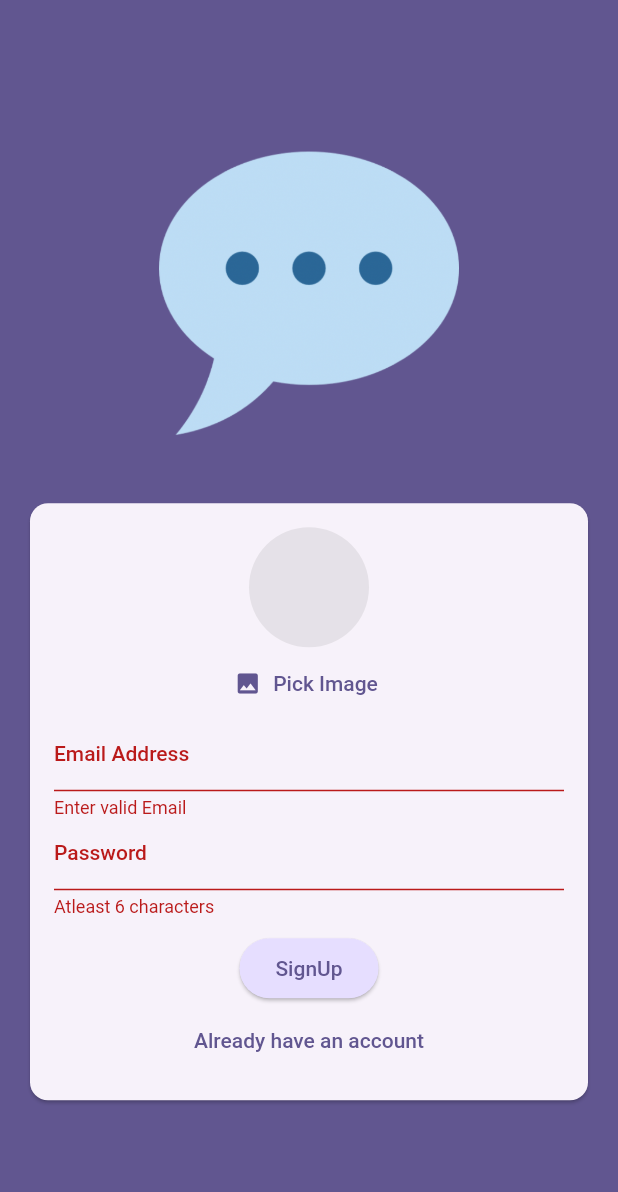
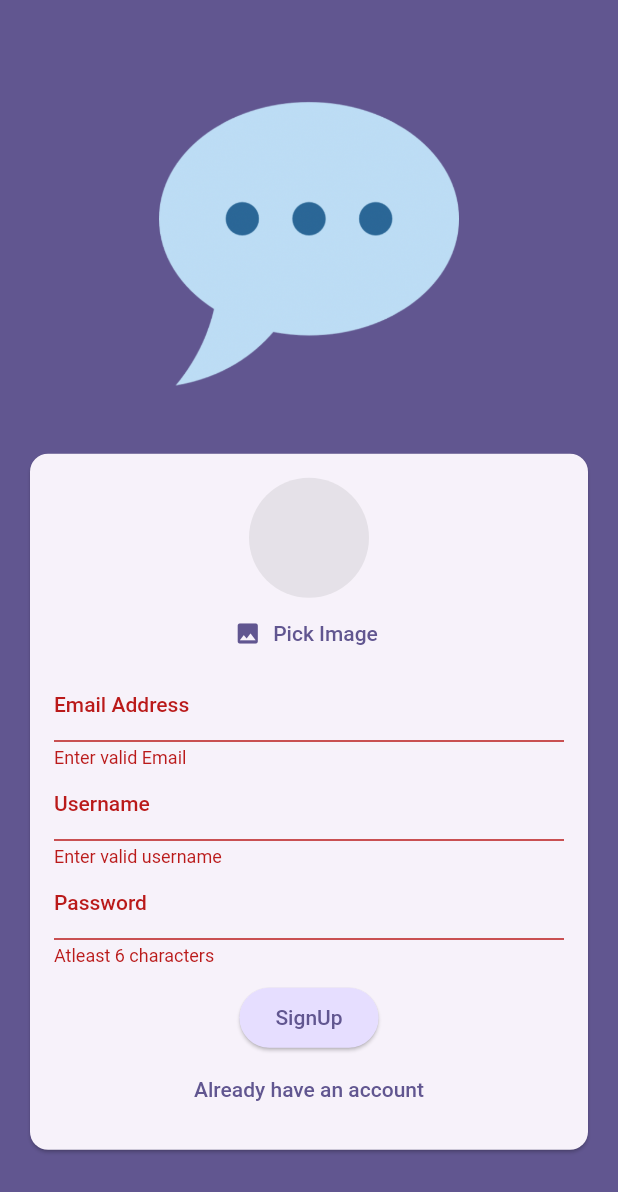
Before and after one commit to manas-yu/chatApp, a Flutter app: the screen it shows after launch, after a tap on "Login", after a tap on "Create new account", after a tap on "SignUp", on a phone screen of 412 x 824 dp. Shown: the top 1192 px of the screen. Run offline on Flutter 3.47's test engine with Material 2 defaults, Android fonts, the phone set to English and light mode, and no system bars; our stand-ins replace cloud_firestore, firebase_auth, firebase_core, firebase_storage, image_picker; accounts and stored records are empty.

```diff
--- a/lib/screens/auth.dart
+++ b/lib/screens/auth.dart
@@ -21,6 +21,7 @@ class _AuthScreenState extends State<AuthScreen> {
   final _form = GlobalKey<FormState>();
   var _emailAddress = '';
   var _password = '';
+  var _username = '';
   File? selectedImage;
   var isAuthenticating = false;
   void _saveForm() async {
@@ -53,7 +54,7 @@ class _AuthScreenState extends State<AuthScreen> {
             .collection('user-data')
             .doc(userCredentials.user!.uid)
             .set({
-          'username': '...',
+          'username': _username,
           'image-url': imageUrl,
           'email': _emailAddress,
         });
@@ -129,6 +130,21 @@ class _AuthScreenState extends State<AuthScreen> {
                               _emailAddress = newValue!;
                             },
                           ),
+                          if (!_isLogin)
+                            TextFormField(
+                              enableSuggestions: false,
+                              decoration:
+                                  const InputDecoration(labelText: 'Username'),
+                              onSaved: (newValue) {
+                                _username = newValue!;
+                              },
+                              validator: (value) {
+                                if (value == null || value.trim().isEmpty) {
+                                  return 'Enter valid username';
+                                }
+                                return null;
+                              },
+                            ),
                           TextFormField(
                             decoration: const InputDecoration(
                               label: Text('Password'),
```
Also changed, not shown: lib/screens/chat.dart (+8 -4 lines), lib/widgets/chat_messages.dart (added, +12 -0 lines), lib/widgets/new_messages.dart (added, +69 -0 lines), pubspec.lock, 1 other file.
